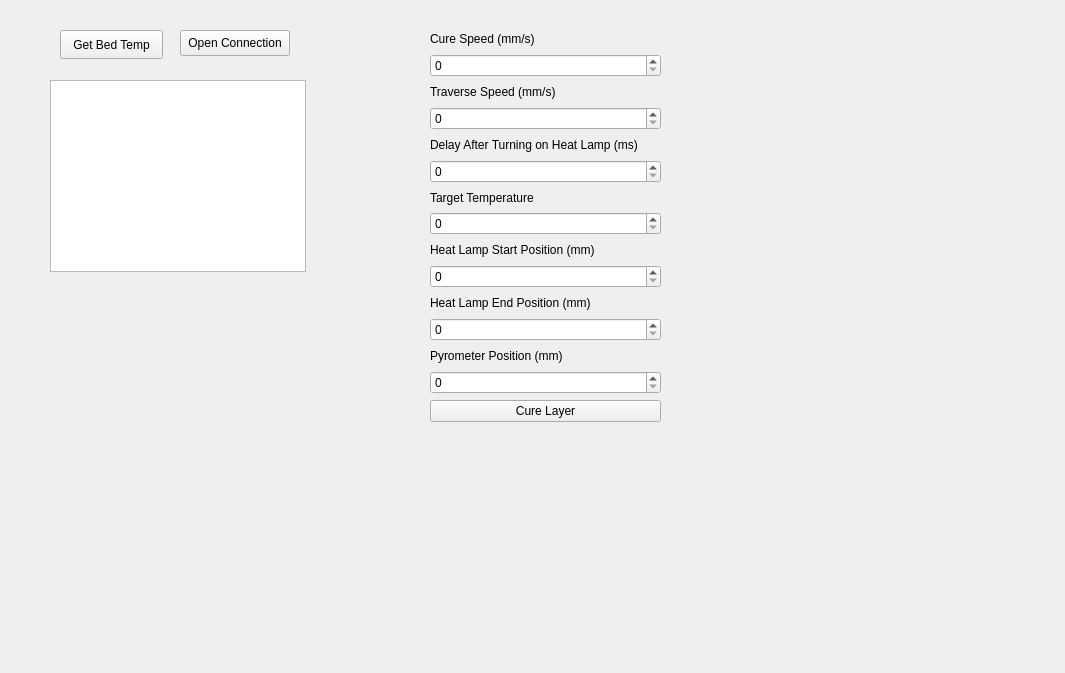
First picture: the form in src/ui/heatlampwidget.ui, repository BYUCreateResearchLab/CREATE_LAB_Binder_Jet_Printer, before the edit.
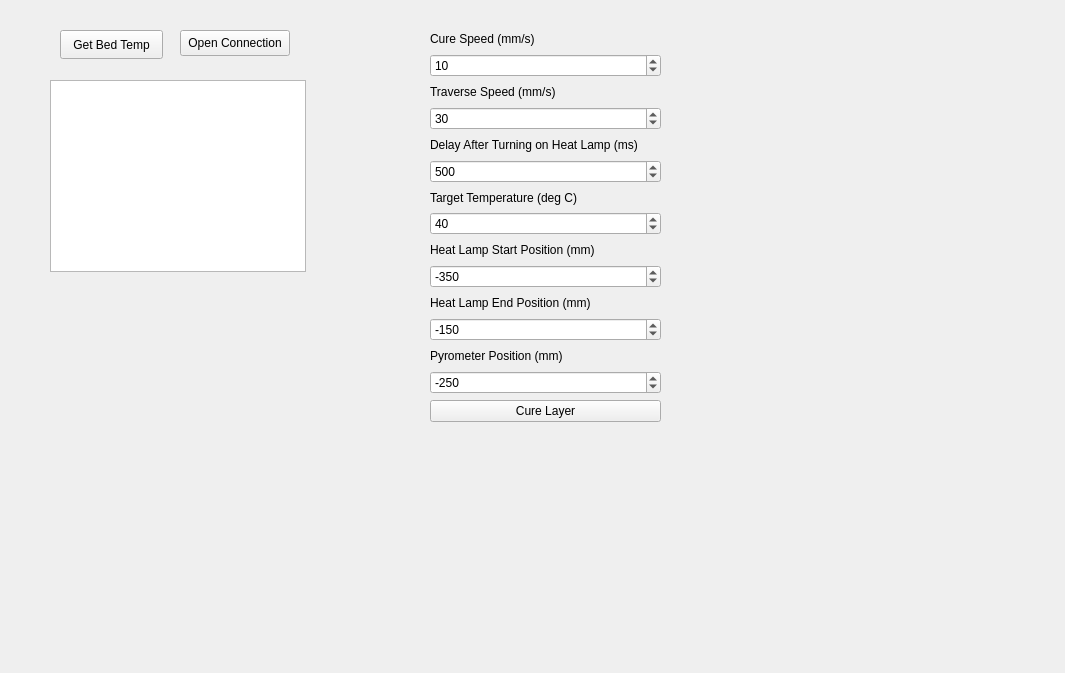
Second picture: the form after the edit.

Commit message: added default values for cure_layer spin boxes

The edit to the form file:
```diff
--- a/src/ui/heatlampwidget.ui
+++ b/src/ui/heatlampwidget.ui
@@ -67,7 +67,14 @@
      </widget>
     </item>
     <item>
-     <widget class="QSpinBox" name="cureSpeedInput"/>
+     <widget class="QSpinBox" name="cureSpeedInput">
+      <property name="maximum">
+       <number>1000</number>
+      </property>
+      <property name="value">
+       <number>10</number>
+      </property>
+     </widget>
     </item>
     <item>
      <widget class="QLabel" name="label_2">
@@ -77,7 +84,14 @@
      </widget>
     </item>
     <item>
-     <widget class="QSpinBox" name="traverseSpeedInput"/>
+     <widget class="QSpinBox" name="traverseSpeedInput">
+      <property name="maximum">
+       <number>1000</number>
+      </property>
+      <property name="value">
+       <number>30</number>
+      </property>
+     </widget>
     </item>
     <item>
      <widget class="QLabel" name="label_3">
@@ -87,17 +101,31 @@
      </widget>
     </item>
     <item>
-     <widget class="QSpinBox" name="waitAfterHeatLampInput"/>
+     <widget class="QSpinBox" name="waitAfterHeatLampInput">
+      <property name="maximum">
+       <number>100000</number>
+      </property>
+      <property name="value">
+       <number>500</number>
+      </property>
+     </widget>
     </item>
     <item>
      <widget class="QLabel" name="label_4">
       <property name="text">
-       <string>Target Temperature</string>
+       <string>Target Temperature (deg C)</string>
       </property>
      </widget>
     </item>
     <item>
-     <widget class="QSpinBox" name="targetTempInput"/>
+     <widget class="QSpinBox" name="targetTempInput">
+      <property name="maximum">
+       <number>150</number>
+      </property>
+      <property name="value">
+       <number>40</number>
+      </property>
+     </widget>
     </item>
     <item>
      <widget class="QLabel" name="label_5">
@@ -107,7 +135,17 @@
      </widget>
     </item>
     <item>
-     <widget class="QSpinBox" name="heatLampStartInput"/>
+     <widget class="QSpinBox" name="heatLampStartInput">
+      <property name="minimum">
+       <number>-10000</number>
+      </property>
+      <property name="maximum">
+       <number>10000</number>
+      </property>
+      <property name="value">
+       <number>-350</number>
+      </property>
+     </widget>
     </item>
     <item>
      <widget class="QLabel" name="label_6">
@@ -117,7 +155,17 @@
      </widget>
     </item>
     <item>
-     <widget class="QSpinBox" name="heatLampEndInput"/>
+     <widget class="QSpinBox" name="heatLampEndInput">
+      <property name="minimum">
+       <number>-100000</number>
+      </property>
+      <property name="maximum">
+       <number>100000</number>
+      </property>
+      <property name="value">
+       <number>-150</number>
+      </property>
+     </widget>
     </item>
     <item>
      <widget class="QLabel" name="label_7">
@@ -127,7 +175,17 @@
      </widget>
     </item>
     <item>
-     <widget class="QSpinBox" name="pyrometerPositionInput"/>
+     <widget class="QSpinBox" name="pyrometerPositionInput">
+      <property name="minimum">
+       <number>-100000</number>
+      </property>
+      <property name="maximum">
+       <number>100000</number>
+      </property>
+      <property name="value">
+       <number>-250</number>
+      </property>
+     </widget>
     </item>
     <item>
      <widget class="QPushButton" name="cureLayerButton">
```
The commit also changes 2 other files.
